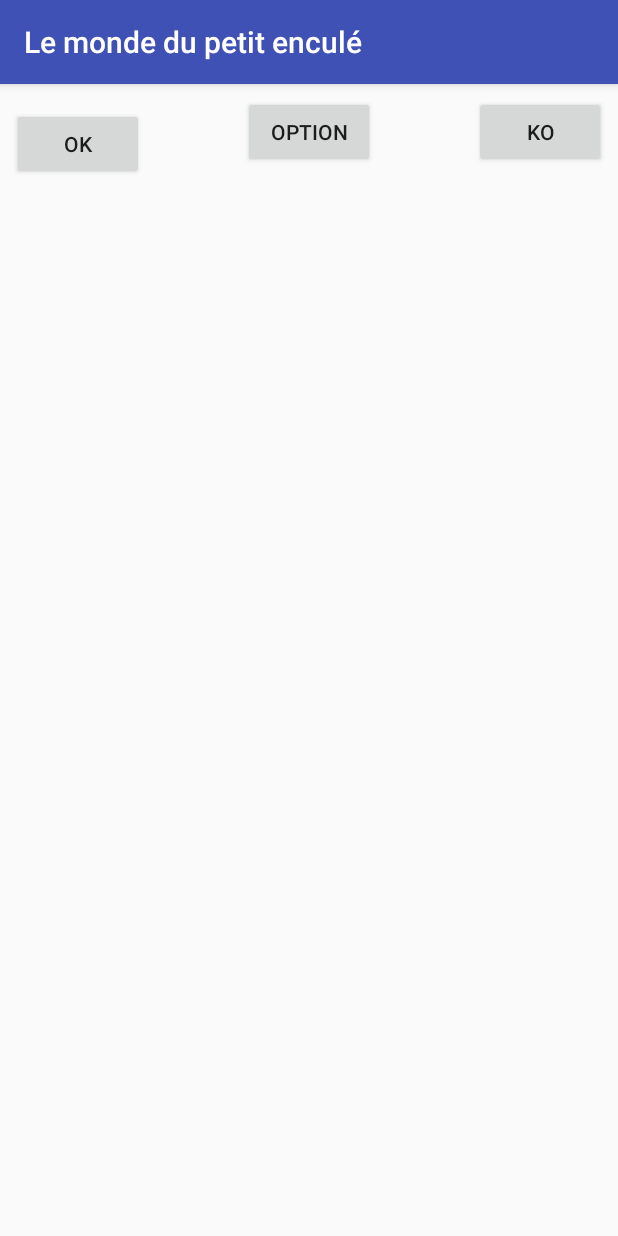
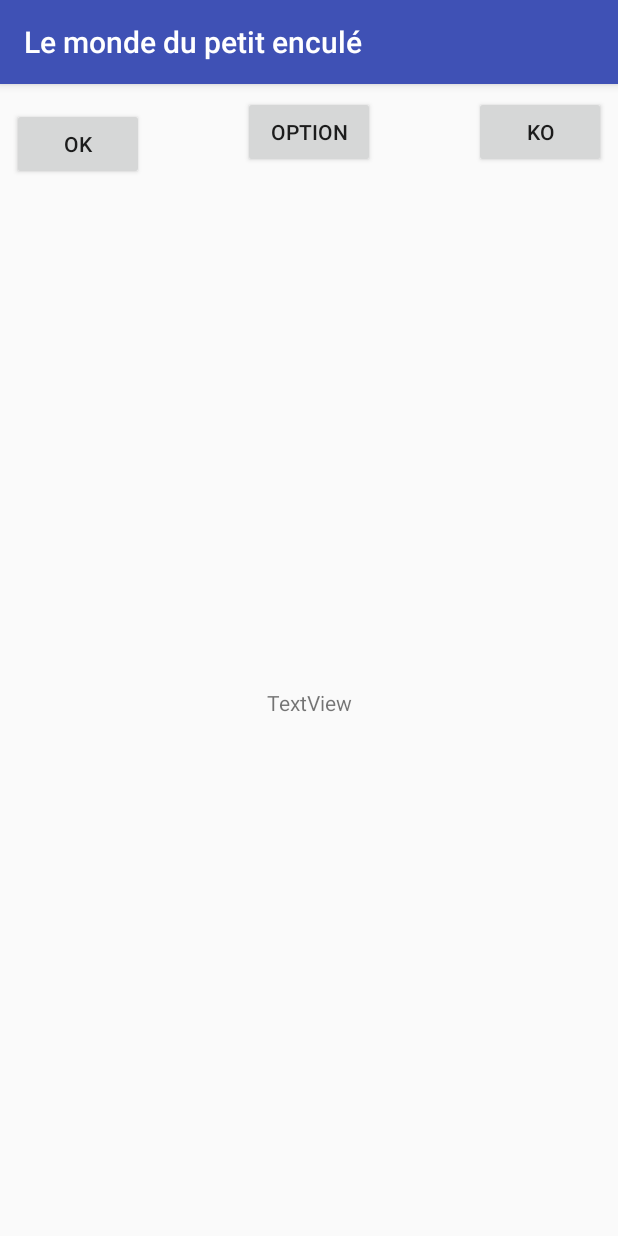
Before and after one commit to AifeDesPaix/trucnotelolmdr, an Android app: the Main3Activity screen opened directly, with no data from a screen before it, on a phone screen of 412 x 824 dp. Run offline under Robolectric (Android 15) with nearby library versions, the phone set to English and light mode, and no system bars.

Commit message:
ntm benyaya

```diff
--- a/app/src/main/res/layout/activity_main3.xml
+++ b/app/src/main/res/layout/activity_main3.xml
@@ -37,4 +37,18 @@
         app:layout_constraintLeft_toLeftOf="parent"
         app:layout_constraintRight_toRightOf="parent"
         app:layout_constraintTop_toTopOf="parent" />
+
+    <TextView
+        android:id="@+id/textViewContact"
+        android:layout_width="wrap_content"
+        android:layout_height="wrap_content"
+        android:layout_marginBottom="7dp"
+        android:layout_marginLeft="8dp"
+        android:layout_marginRight="8dp"
+        android:layout_marginTop="8dp"
+        android:text="TextView"
+        app:layout_constraintBottom_toBottomOf="parent"
+        app:layout_constraintLeft_toLeftOf="parent"
+        app:layout_constraintRight_toRightOf="parent"
+        app:layout_constraintTop_toBottomOf="@+id/buttonOption" />
 </android.support.constraint.ConstraintLayout>
```
Also changed, not shown: app/src/main/java/com/example/aifedespaix/applicationnotee/Main3Activity.java (+32 -1 lines).
